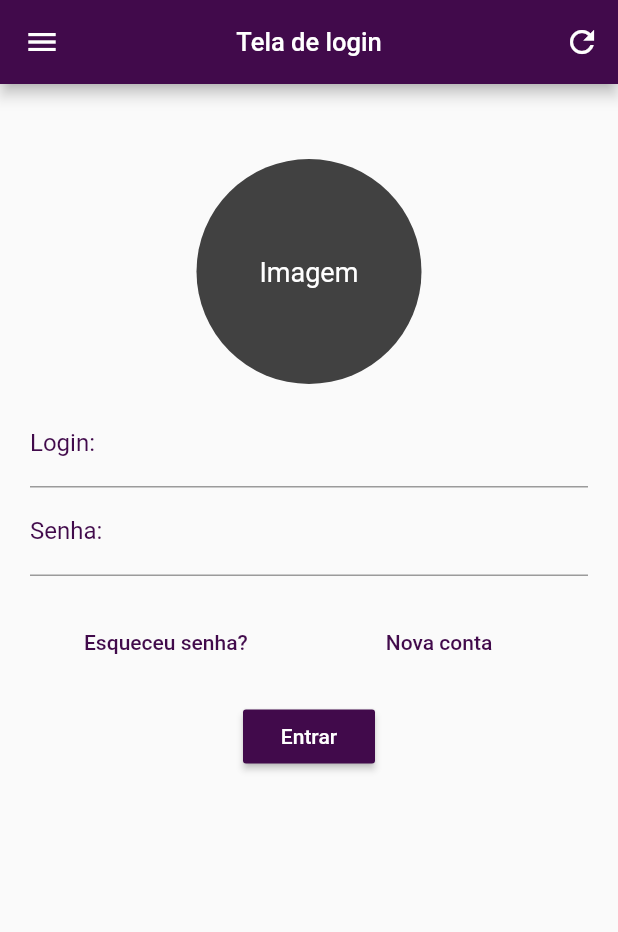
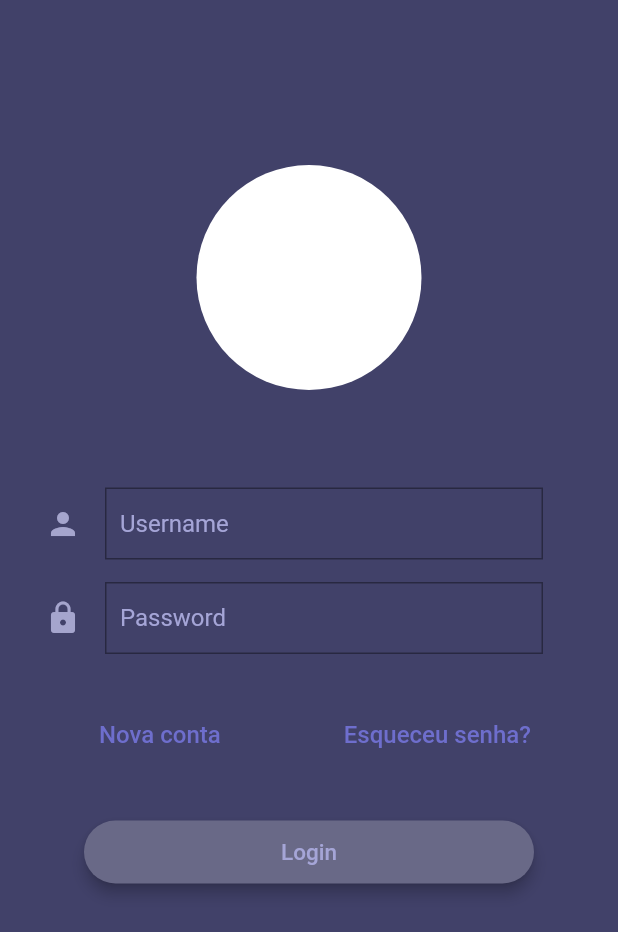
Before and after one commit to DarkoBlaze/Model-Login-Design, a Flutter app: the screen it shows after launch, on a phone screen of 412 x 824 dp. Shown: the top 932 px of the screen. Run offline on Flutter 3.47's test engine with Material 2 defaults, Android fonts, the phone set to English and light mode, and no system bars.

Commit message:
New structure

```diff
--- a/lib/ui/HomePage.dart
+++ b/lib/ui/HomePage.dart
@@ -2,224 +2,131 @@ import 'package:flutter/material.dart';
 
 class HomePage extends StatefulWidget {
   @override
-  _HomeState createState() => _HomeState();
+  _HomePageState createState() => _HomePageState();
 }
 
-class _HomeState extends State<HomePage> {
+class _HomePageState extends State<HomePage> {
   @override
   Widget build(BuildContext context) {
-    return Scaffold(
-      appBar: AppBar(
-        title: Text(
-          "Tela de login",
-          style: TextStyle(
-            fontSize: 17.0,
+
+    final _image = SizedBox(
+      height: 150.0,
+      width: 150.0,
+      child: DecoratedBox(
+        decoration: BoxDecoration(
+          color: Colors.white,
+          borderRadius: BorderRadius.circular(100.0),
         ),
       ),
-        centerTitle: true,
-        backgroundColor: Color.fromRGBO(65, 10, 75, 100),
-        actions: <Widget>[
-          IconButton(
-            onPressed: () {},
-            icon: Icon(Icons.refresh),
-            color: Colors.white,
+    );
+
+    final _loginText = TextField(
+      autofocus: false,
+      decoration: InputDecoration(
+        hintText: "Username",
+        hintStyle: TextStyle(
+          color: Color.fromRGBO(165, 165, 215, 100),
         ),
-        ],
+        icon: Icon(Icons.person, color: Color.fromRGBO(165, 165, 205, 100)),
+        contentPadding: EdgeInsets.only(top: 20.0, left: 10.0),
+        border: OutlineInputBorder(borderRadius: BorderRadius.horizontal()),
       ),
-      drawer: Drawer(
-        child: ListView(
-          children: <Widget>[
-            // Menu
-            Padding(
-              padding: EdgeInsets.only(bottom: 0.4),
-              child: SizedBox(
-                width: 100,
-                height: 100,
-                child: DecoratedBox(
-                  decoration: BoxDecoration(
-                    color: Color.fromRGBO(65, 10, 75, 100),
+    );
+
+    final _passwordText = TextField(
+      autofocus: false,
+      decoration: InputDecoration(
+        hintText: "Password",
+        hintStyle: TextStyle(
+          color: Color.fromRGBO(165, 165, 215, 100),
         ),
-                  child: Padding(
-                    padding: EdgeInsets.only(left: 132.0, top: 40.0),
-                    child: Text(
-                      "Menu",
-                      style: TextStyle(
-                        color: Color.fromRGBO(45, 5, 55, 65),
-                        fontSize: 18.0,
+        icon: Icon(Icons.lock, color: Color.fromRGBO(165, 165, 205, 100)),
+        contentPadding: EdgeInsets.only(top: 20.0, left: 10.0),
+        border: OutlineInputBorder(borderRadius: BorderRadius.horizontal()),
       ),
-                    ),
-                  )
-                ),
-              ),
-            ),
+    );
 
-            // Buttons
-            SizedBox(
-              width: 100,
-              height: 40,
-              child: DecoratedBox(
-                decoration: BoxDecoration(
-                  color: Color.fromRGBO(45, 5, 55, 65),
-                ),
-                child: FlatButton(
+    final _buttonLogin = RaisedButton(
       onPressed: () {},
       child: Text(
         "Login",
         style: TextStyle(
-                      color: Colors.white70,
+          fontSize: 15.0,
+          color: Color.fromRGBO(165, 165, 215, 100),
         ),
       ),
+      shape: RoundedRectangleBorder(
+          borderRadius: BorderRadius.circular(24),
+      ),
+      padding: EdgeInsets.all(12),
+      elevation: 4.0,
+      color: Color.fromRGBO(105, 105, 135, 300),
+    );
+
+    final _buttonNewAccount = FlatButton(
+      onPressed: () {},
+      child: Text(
+        "Nova conta",
+        style: TextStyle(
+          color: Color.fromRGBO(110, 110, 205, 100),
+          fontSize: 16.0,
         ),
       ),
+    );
+
+    final _buttonForgotPassword = FlatButton(
+      onPressed: () {},
+      child: Text(
+        "Esqueceu senha?",
+        style: TextStyle(
+          color: Color.fromRGBO(110, 110, 205, 100),
+          fontSize: 16.0,
+        ),
+      ),
+    );
+
+    return Scaffold(
+      backgroundColor: Color.fromRGBO(65, 65, 105, 100),
+      body: Column(
+        children: <Widget>[
+          Padding(
+            padding: EdgeInsets.only(top: 110.0, bottom: 35.0),
+            child: _image,
           ),
 
-            SizedBox(
-              width: 100,
-              height: 40,
-              child: DecoratedBox(
-                decoration: BoxDecoration(
-                  color: Color.fromRGBO(45, 5, 55, 65),
-                ),
-                child: FlatButton(
-                  onPressed: () {},
-                  child: Text(
-                    "New Account",
-                    style: TextStyle(
-                      color: Colors.white70,
-                    ),
-                  ),
-                ),
-              ),
+          Padding(
+            padding: EdgeInsets.only(left: 30.0, right: 50.0, top: 30.0, bottom: 15.0),
+            child: _loginText,
           ),
 
-            SizedBox(
-              width: 100,
-              height: 40,
-              child: DecoratedBox(
-                decoration: BoxDecoration(
-                  color: Color.fromRGBO(45, 5, 55, 65),
-                ),
-                child: FlatButton(
-                  onPressed: () {},
-                  child: Text(
-                    "Help",
-                    style: TextStyle(
-                      color: Colors.white70,
-                    ),
-                  ),
-                ),
-              ),
+          Padding(
+            padding: EdgeInsets.only(left: 30.0, right: 50.0),
+            child: _passwordText,
           ),
 
-            SizedBox(
-              width: 100,
-              height: 40,
-              child: DecoratedBox(
-                decoration: BoxDecoration(
-                  color: Color.fromRGBO(45, 5, 55, 65),
+          Row(
+            children: <Widget>[
+              Padding(
+                padding: EdgeInsets.only(left: 50.0, right: 30.0, top: 30.0),
+                child: _buttonNewAccount,
               ),
-                child: FlatButton(
-                  onPressed: () {},
-                  child: Text(
-                    "Exit",
-                    style: TextStyle(
-                      color: Colors.white70,
+
+              Padding(
+                padding: EdgeInsets.only(left: 20.0, right: 10.0, top: 30.0),
+                child: _buttonForgotPassword,
               ),
+            ],
           ),
-                ),
+
+          Padding(
+            padding: EdgeInsets.all(30.0),
+            child: SizedBox(
+              width: 300.0,
+              child: _buttonLogin,
             ),
           ),
         ],
       ),
-      ),
-      body: SingleChildScrollView(
-        padding: EdgeInsets.only(left: 20.0, right: 20.0, top: 40.0),
-        child: Column(
-          crossAxisAlignment: CrossAxisAlignment.center,
-          children: <Widget>[
-            Padding(
-              padding: EdgeInsets.only(bottom: 10.0, top: 10.0),
-              child: SizedBox(
-                width: 150.0,
-                height: 150.0,
-                child: DecoratedBox(
-                  decoration: BoxDecoration(
-                    color: Color.fromRGBO(65, 65, 65, 100),
-                    borderRadius: BorderRadius.circular(100.0),
-                  ),
-                  child: Padding(
-                    padding: EdgeInsets.only(top: 65.0, left: 42.0),
-                    child: Text(
-                      "Imagem",
-                      style: TextStyle(
-                        color: Colors.white,
-                        fontSize: 18.0,
-                      ),
-                    ),
-                  ),
-                ),
-              ),
-            ),
-            TextField(
-              decoration: InputDecoration(
-                labelText: "Login: ",
-                labelStyle: TextStyle(
-                  color: Color.fromRGBO(65, 10, 75, 100),
-                ),
-              ),
-            ),
-            TextField(
-              decoration: InputDecoration(
-                labelText: "Senha: ",
-                labelStyle: TextStyle(
-                  color: Color.fromRGBO(65, 10, 75, 100),
-                ),
-              ),
-            ),
-            Row(
-              children: <Widget>[
-                Padding(
-                  padding: EdgeInsets.only(top: 20.0, left: 20.0, right: 20.0),
-                  child: FlatButton(
-                    onPressed: () {},
-                    child: Text(
-                      "Esqueceu senha?",
-                      style: TextStyle(
-                      color: Color.fromRGBO(65, 10, 75, 100),
-                      ),
-                    ),
-                  ),
-                ),
-                Padding(
-                  padding: EdgeInsets.only(top: 20.0, left: 40.0, right: 20.0),
-                  child: FlatButton(
-                    onPressed: () {},
-                    child: Text(
-                      "Nova conta",
-                      style: TextStyle(
-                      color: Color.fromRGBO(65, 10, 75, 100),
-                      ),
-                    ),
-                  ),
-                ),
-              ],
-            ),
-            Padding(
-              padding: EdgeInsets.only(top: 15.0),
-              child: RaisedButton(
-                onPressed: () {},
-                color: Color.fromRGBO(65, 10, 75, 100),
-                child: Text(
-                  "Entrar",
-                  style: TextStyle(
-                    color: Colors.white,
-                  ),
-                ),
-              ),
-            ),
-          ],
-        ),
-      ),
     );
   }
 }
```
Lines whose indentation alone changed are shown as unchanged.
